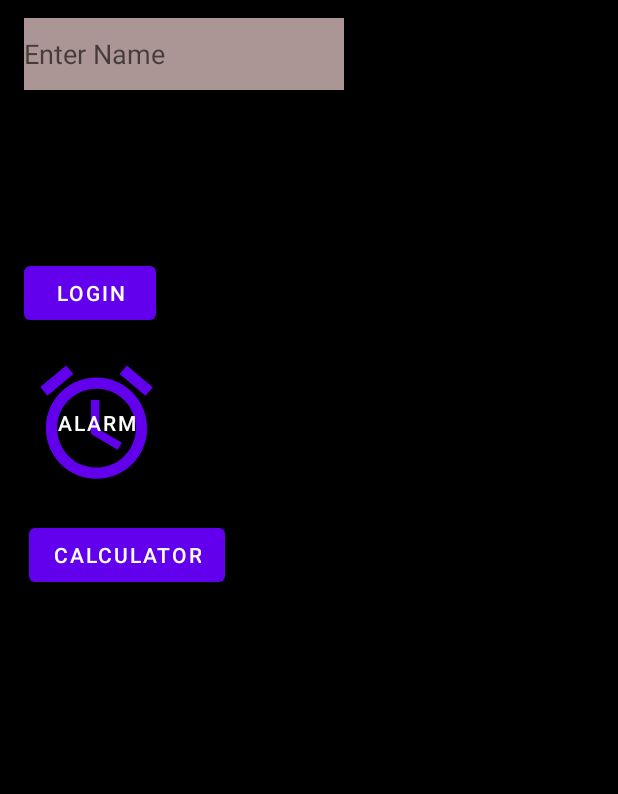
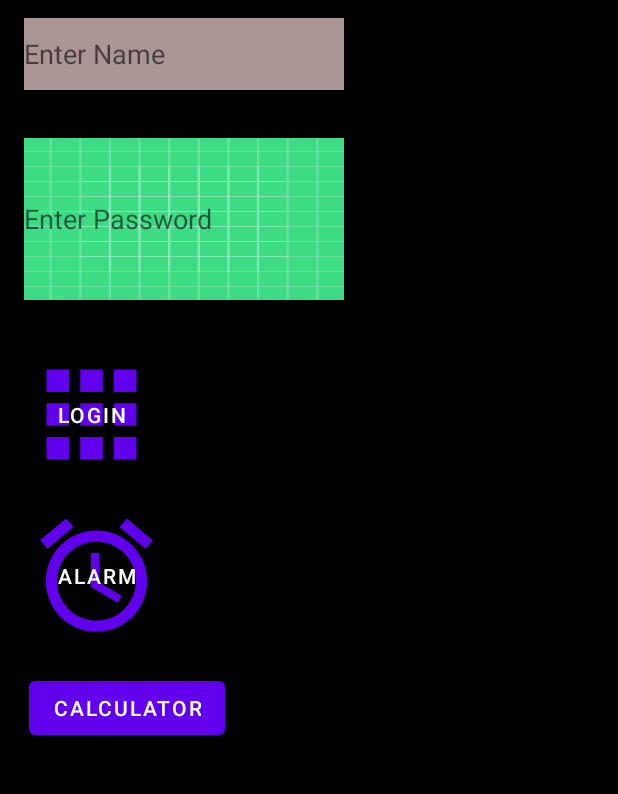
Before and after one commit to JTheoMitr/utility_app, an Android app: the screen it shows after launch (MainActivity), on a phone screen of 412 x 824 dp, the part 165-959 px from its top. Run offline under Robolectric (Android 15) with nearby library versions, the phone set to English and light mode, and no system bars.

Commit message:
Change up layout for utility access pt 2

```diff
--- /dev/null
+++ b/app/src/main/res/drawable/ic_baseline_apps_24_light.xml
@@ -0,0 +1,5 @@
+<vector android:height="24dp" android:tint="#FFFFFF"
+    android:viewportHeight="24" android:viewportWidth="24"
+    android:width="24dp" xmlns:android="http://schemas.android.com/apk/res/android">
+    <path android:fillColor="@android:color/white" android:pathData="M4,8h4L8,4L4,4v4zM10,20h4v-4h-4v4zM4,20h4v-4L4,16v4zM4,14h4v-4L4,10v4zM10,14h4v-4h-4v4zM16,4v4h4L20,4h-4zM10,8h4L14,4h-4v4zM16,14h4v-4h-4v4zM16,20h4v-4h-4v4z"/>
+</vector>
--- a/app/src/main/res/layout/activity_main.xml
+++ b/app/src/main/res/layout/activity_main.xml
@@ -30,6 +30,7 @@
         android:layout_height="wrap_content"
         android:layout_marginStart="16dp"
         android:layout_marginTop="32dp"
+        android:background="@drawable/ic_launcher_background"
         android:ems="10"
         android:hint="@string/enter_pw"
         android:inputType="textPassword"
@@ -39,11 +40,12 @@
 
     <Button
         android:id="@+id/button"
-        android:layout_width="0dp"
-        android:layout_height="48dp"
+        android:layout_width="90dp"
+        android:layout_height="90dp"
         android:layout_marginStart="16dp"
         android:layout_marginTop="31dp"
         android:layout_marginBottom="17dp"
+        android:background="@drawable/ic_baseline_apps_24_light"
         android:onClick="clickHandler"
         android:text="@string/login"
         app:layout_constraintBottom_toTopOf="@+id/btnAlarm"
```
